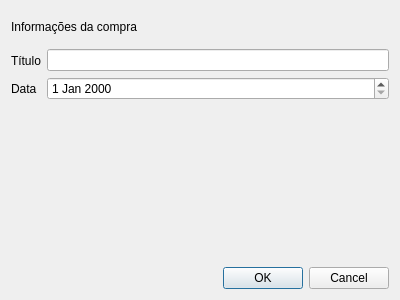
saraivaufc/ListaDeCompras, file SisCompra/dialogeditarcompra.ui: the form before one commit.
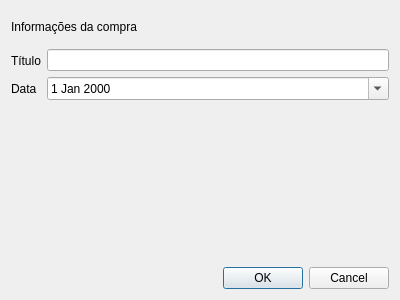
The form after the commit.

The edit to the form file:
```diff
--- a/SisCompra/dialogeditarcompra.ui
+++ b/SisCompra/dialogeditarcompra.ui
@@ -49,7 +49,11 @@
           <widget class="QLineEdit" name="lineEditTitulo"/>
          </item>
          <item>
-          <widget class="QDateEdit" name="dateEdit"/>
+          <widget class="QDateEdit" name="dateEdit">
+           <property name="calendarPopup">
+            <bool>true</bool>
+           </property>
+          </widget>
          </item>
         </layout>
        </item>
```
Left out of the diff: 6 changed lines with no effect on the pictures.
